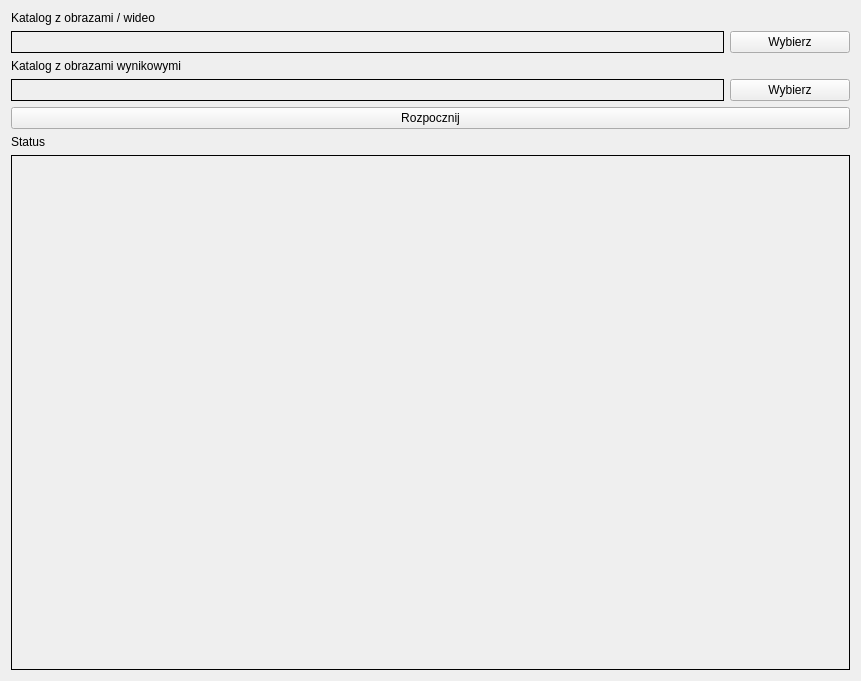
The window that StereoVision/widgetdisparity.ui (dzikipasterz/StareoVision) describes before a commit, drawn with Qt 5.
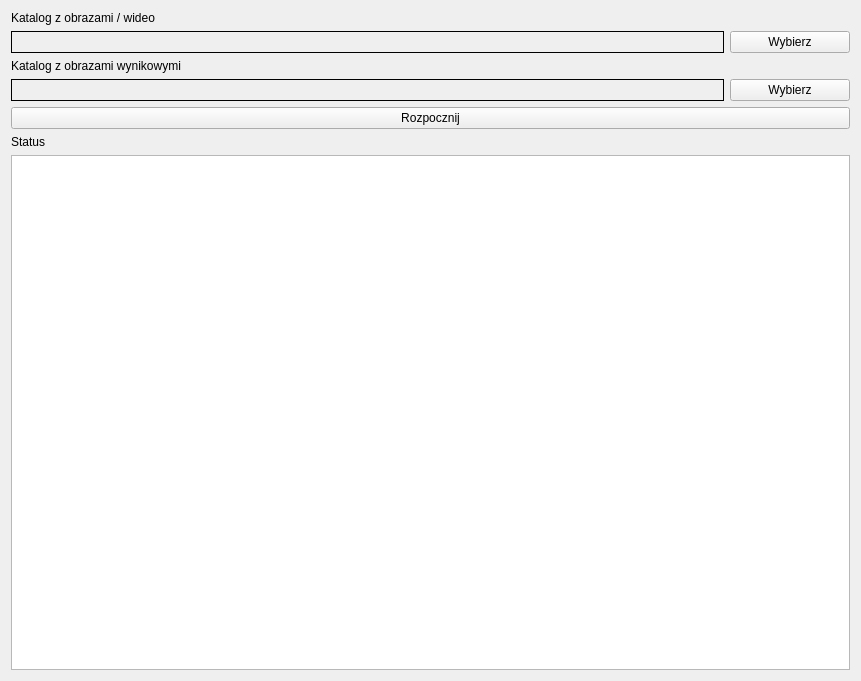
The same window after the commit.

What changed in the file:
```diff
--- a/StereoVision/widgetdisparity.ui
+++ b/StereoVision/widgetdisparity.ui
@@ -147,20 +147,7 @@
     </widget>
    </item>
    <item>
-    <widget class="QLabel" name="label_6">
-     <property name="sizePolicy">
-      <sizepolicy hsizetype="Preferred" vsizetype="Expanding">
-       <horstretch>0</horstretch>
-       <verstretch>0</verstretch>
-      </sizepolicy>
-     </property>
-     <property name="frameShape">
-      <enum>QFrame::Box</enum>
-     </property>
-     <property name="text">
-      <string/>
-     </property>
-    </widget>
+    <widget class="QTextBrowser" name="textBrowserStatus"/>
    </item>
   </layout>
  </widget>
```
